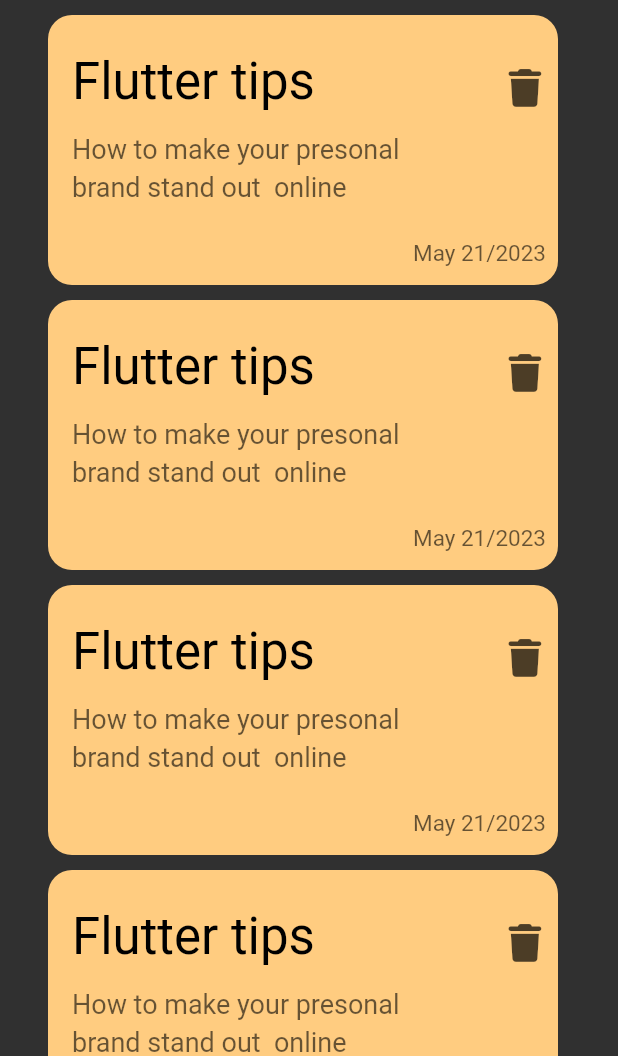
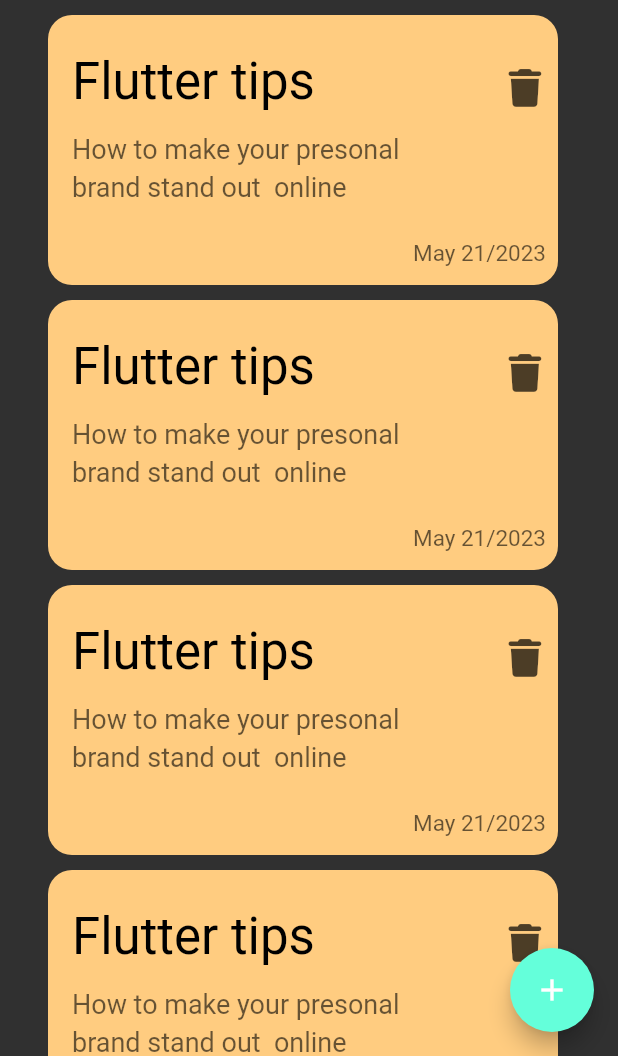
Before and after one commit to Ezalddin-Naddaf/NotesApp, a Flutter app: the screen it shows after launch, on a phone screen of 412 x 824 dp, the part 180-1236 px from its top. Run offline on Flutter 3.47's test engine with Material 2 defaults, Android fonts, the phone set to English and light mode, and no system bars; our stand-ins replace font_awesome_flutter; Roboto replaces fonts that are missing (Poppins).

Commit message:
adding floating action button

```diff
--- a/lib/views/notes_view.dart
+++ b/lib/views/notes_view.dart
@@ -2,13 +2,18 @@ import 'package:flutter/material.dart';
 import 'package:notes_app/views/widgets/notes_view_body.dart';
 
 class NotesView extends StatelessWidget {
-  const NotesView ({super.key});
+  const NotesView({super.key});
 
   @override
   Widget build(BuildContext context) {
-    return const Scaffold
-    (
-      body: NotesViewBody()
-    );
+    return Scaffold(
+        floatingActionButton: FloatingActionButton(
+          onPressed: () {},
+          child: const Icon(
+            Icons.add,
+            color: Colors.white,
+          ),
+        ),
+        body: const NotesViewBody());
   }
 }
--- a/lib/views/widgets/custom_search_icon.dart
+++ b/lib/views/widgets/custom_search_icon.dart
@@ -10,10 +10,10 @@ class CustomSearchIcon extends StatelessWidget {
         height: 50,
         width: 50,
         decoration: BoxDecoration(
-          color: Color.fromARGB(255, 255, 255, 255).withOpacity(.09),
-          borderRadius: BorderRadius.all(Radius.circular(12)),
+          color:const Color.fromARGB(255, 255, 255, 255).withOpacity(.09),
+          borderRadius:const BorderRadius.all(Radius.circular(12)),
         ),
-        child: Center(
+        child:const Center(
           child: Icon(Icons.search,size: 36),
         ));
   }
--- a/lib/views/widgets/notes_list_view.dart
+++ b/lib/views/widgets/notes_list_view.dart
@@ -3,8 +3,9 @@ import 'package:flutter/cupertino.dart';
 import 'custom_note_item.dart';
 
 class NotesListView extends StatelessWidget {
-  const NotesListView({super.key});
+ const  NotesListView({super.key});
 
+final data =const[];
   @override
   Widget build(BuildContext context) {
     return ListView.builder(
```
